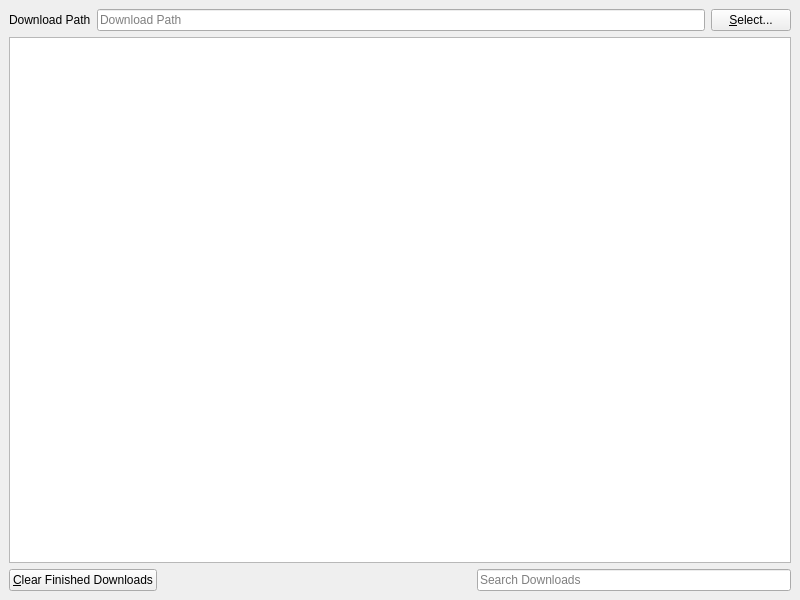
Old version of the form 2.x/UI/dooble_downloads.ui in the repository textbrowser/dooble.
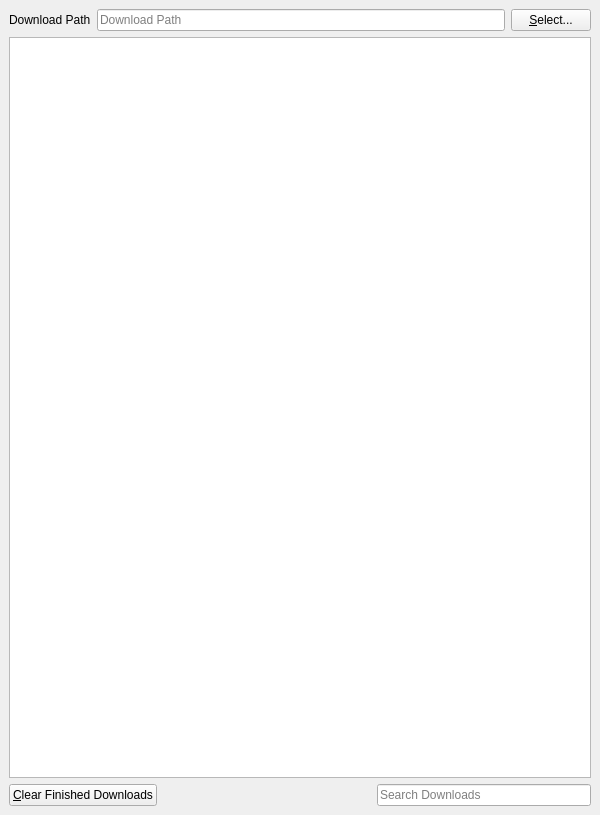
New version of the form. Icons and pictures are not drawn. Custom widgets are drawn as their Qt base class.

Commit message: Tab-key navigation.

```diff
--- a/2.x/UI/dooble_downloads.ui
+++ b/2.x/UI/dooble_downloads.ui
@@ -6,8 +6,8 @@
    <rect>
     <x>0</x>
     <y>0</y>
-    <width>800</width>
-    <height>600</height>
+    <width>600</width>
+    <height>815</height>
    </rect>
   </property>
   <property name="windowTitle">
```
Left out of the diff: 3 changed lines with no effect on the pictures. The commit also changes 6 other files.
